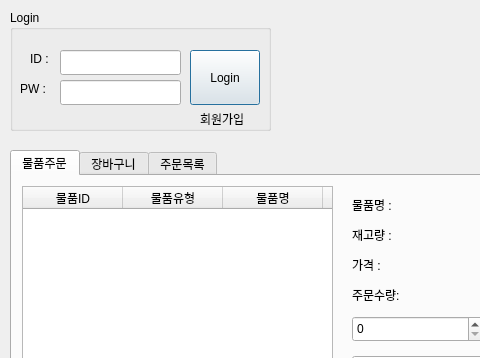
Qt form gui/pickup_user.ui (addinedu-ros-8th/iot-repo-5) before a commit; both pictures show x 0 to 480 and y 0 to 358 of the 580 by 450 pixel window.
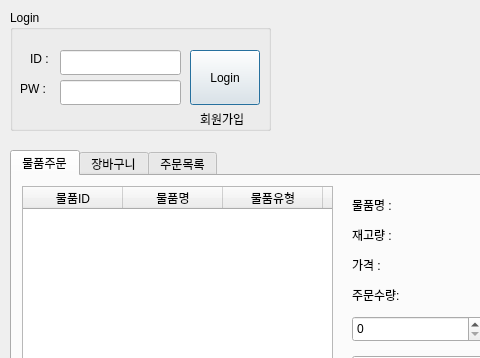
The same form after that commit. The open tabs and pages were chosen to show the change.

Commit message: update tborderlist item index

Diff of the .ui file:
```diff
--- a/gui/pickup_user.ui
+++ b/gui/pickup_user.ui
@@ -170,16 +170,16 @@
        <string>물품ID</string>
       </property>
      </column>
-     <column>
-      <property name="text">
-       <string>물품유형</string>
-      </property>
-     </column>
      <column>
       <property name="text">
        <string>물품명</string>
       </property>
      </column>
+     <column>
+      <property name="text">
+       <string>물품유형</string>
+      </property>
+     </column>
      <column>
       <property name="text">
        <string>재고량</string>
```
Left out of the diff: 2 changed lines with no effect on the pictures.
